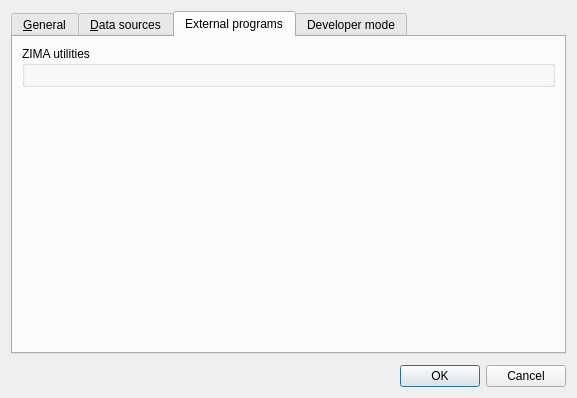
Qt form src/settingsdialog.ui (ZIMA-Engineering/ZIMA-CAD-Parts) before a commit.
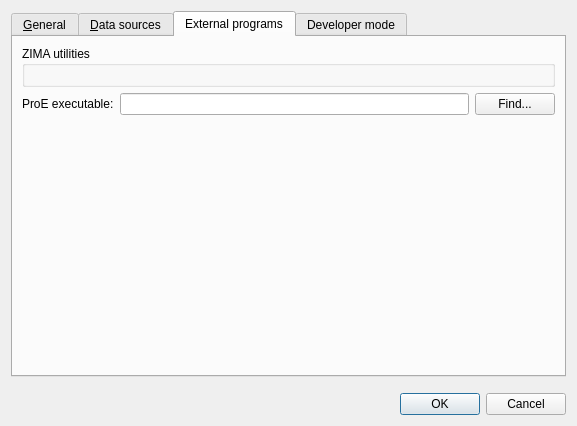
The same form after that commit. The open tabs and pages were chosen to show the change.

Patch:
```diff
--- a/src/settingsdialog.ui
+++ b/src/settingsdialog.ui
@@ -7,7 +7,7 @@
     <x>0</x>
     <y>0</y>
     <width>577</width>
-    <height>398</height>
+    <height>426</height>
    </rect>
   </property>
   <property name="windowTitle">
@@ -290,8 +290,42 @@
       <attribute name="title">
        <string>External programs</string>
       </attribute>
-      <layout class="QVBoxLayout" name="verticalLayout_7">
-       <item>
+      <layout class="QGridLayout" name="gridLayout_3">
+       <item row="1" column="0" colspan="2">
+        <layout class="QHBoxLayout" name="horizontalLayout">
+         <item>
+          <widget class="QLabel" name="label">
+           <property name="text">
+            <string>ProE executable:</string>
+           </property>
+          </widget>
+         </item>
+         <item>
+          <widget class="QLineEdit" name="proeEdit"/>
+         </item>
+         <item>
+          <widget class="QPushButton" name="proeButton">
+           <property name="text">
+            <string>Find...</string>
+           </property>
+          </widget>
+         </item>
+        </layout>
+       </item>
+       <item row="2" column="1">
+        <spacer name="verticalSpacer_5">
+         <property name="orientation">
+          <enum>Qt::Vertical</enum>
+         </property>
+         <property name="sizeHint" stdset="0">
+          <size>
+           <width>20</width>
+           <height>40</height>
+          </size>
+         </property>
+        </spacer>
+       </item>
+       <item row="0" column="0" colspan="2">
         <widget class="QGroupBox" name="zimaUtilsGroupBox">
          <property name="title">
           <string>ZIMA utilities</string>
@@ -299,19 +333,6 @@
          <layout class="QGridLayout" name="gridLayout"/>
         </widget>
        </item>
-       <item>
-        <spacer name="verticalSpacer_5">
-         <property name="orientation">
-          <enum>Qt::Vertical</enum>
-         </property>
-         <property name="sizeHint" stdset="0">
-          <size>
-           <width>20</width>
-           <height>40</height>
-          </size>
-         </property>
-        </spacer>
-       </item>
       </layout>
      </widget>
      <widget class="QWidget" name="tab_3">
```
